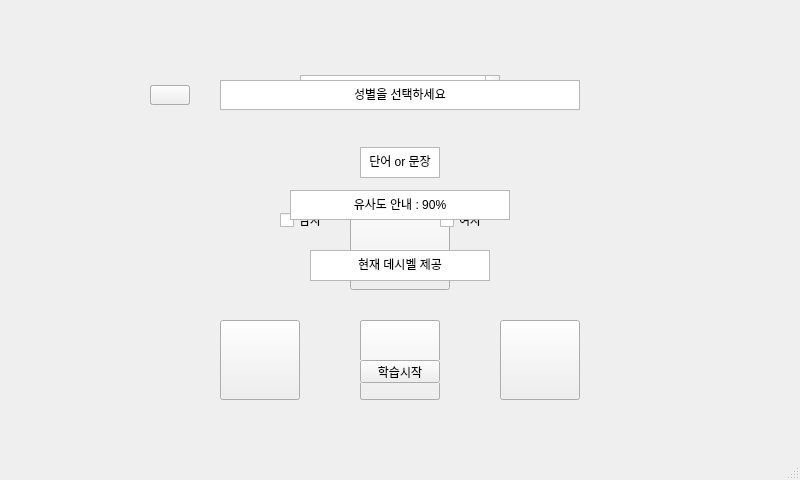
This is sub.ui in mINUs-capstone-design/Source_Code as Qt 5 draws it before an edit. The edited form follows.
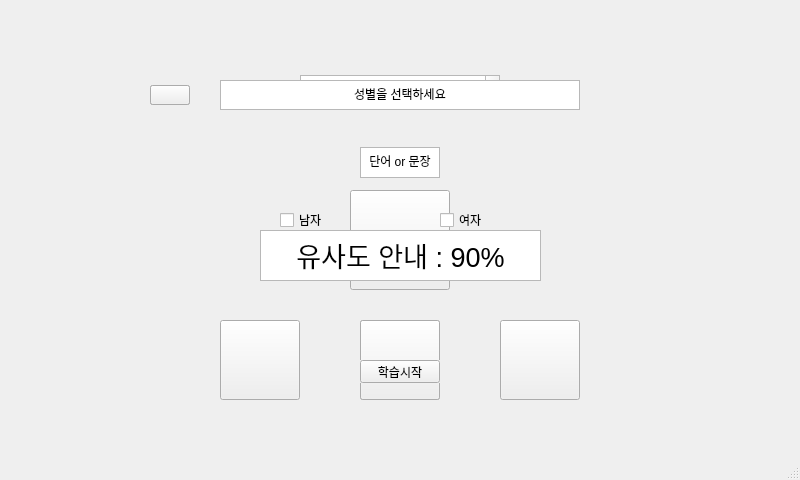
This is the edited form. Icons and pictures are not drawn.

Commit message: feat. result ui 수정

```diff
--- a/sub.ui
+++ b/sub.ui
@@ -44,21 +44,29 @@
     <widget class="QTextBrowser" name="similar_score_text">
      <property name="geometry">
       <rect>
-       <x>290</x>
-       <y>190</y>
-       <width>220</width>
-       <height>30</height>
+       <x>260</x>
+       <y>230</y>
+       <width>281</width>
+       <height>51</height>
       </rect>
      </property>
      <property name="autoFillBackground">
       <bool>true</bool>
      </property>
+     <property name="styleSheet">
+      <string notr="true">font: 20pt</string>
+     </property>
+     <property name="markdown">
+      <string>유사도 안내 : 90%
+
+</string>
+     </property>
      <property name="html">
       <string>&lt;!DOCTYPE HTML PUBLIC &quot;-//W3C//DTD HTML 4.0//EN&quot; &quot;http://www.w3.org/TR/REC-html40/strict.dtd&quot;&gt;
 &lt;html&gt;&lt;head&gt;&lt;meta name=&quot;qrichtext&quot; content=&quot;1&quot; /&gt;&lt;style type=&quot;text/css&quot;&gt;
 p, li { white-space: pre-wrap; }
-&lt;/style&gt;&lt;/head&gt;&lt;body style=&quot; font-family:'Gulim'; font-size:9pt; font-weight:400; font-style:normal;&quot;&gt;
-&lt;p align=&quot;center&quot; style=&quot; margin-top:0px; margin-bottom:0px; margin-left:0px; margin-right:0px; -qt-block-indent:0; text-indent:0px;&quot;&gt;유사도 안내 : 90%&lt;/p&gt;&lt;/body&gt;&lt;/html&gt;</string>
+&lt;/style&gt;&lt;/head&gt;&lt;body style=&quot; font-family:'Gulim'; font-size:20pt; font-weight:400; font-style:normal;&quot;&gt;
+&lt;p align=&quot;center&quot; style=&quot; margin-top:13px; margin-bottom:13px; margin-left:0px; margin-right:0px; -qt-block-indent:0; text-indent:0px;&quot;&gt;유사도 안내 : 90%&lt;/p&gt;&lt;/body&gt;&lt;/html&gt;</string>
      </property>
     </widget>
     <widget class="QPushButton" name="button_exit">
```
The commit also changes 1 other file.
